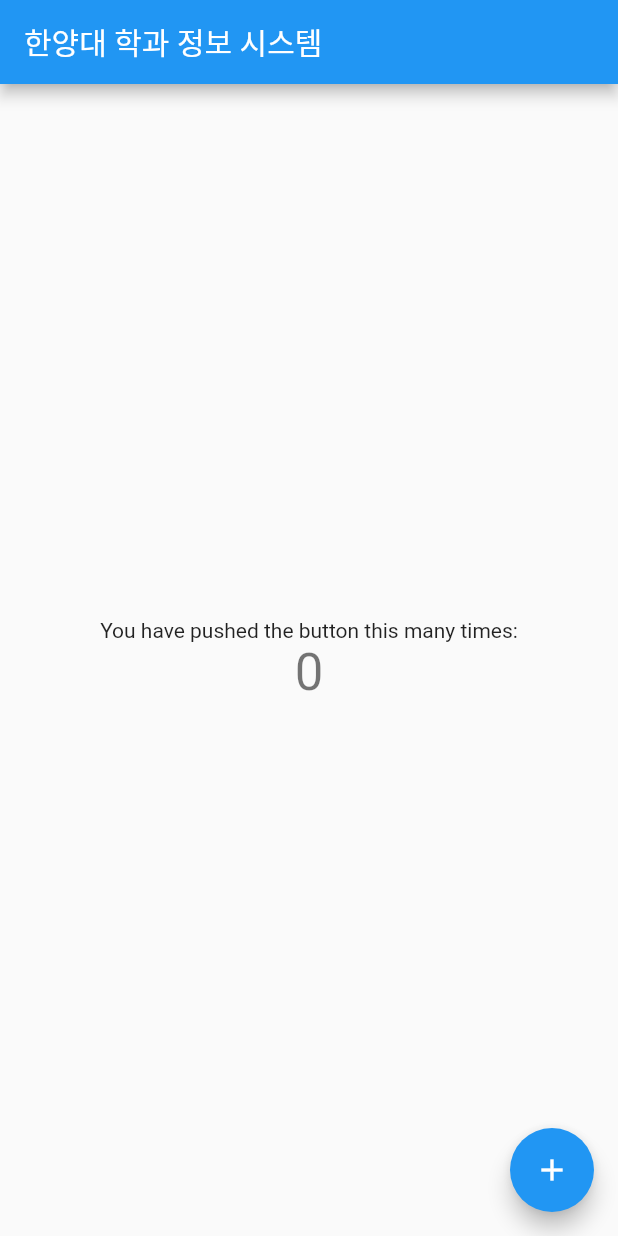
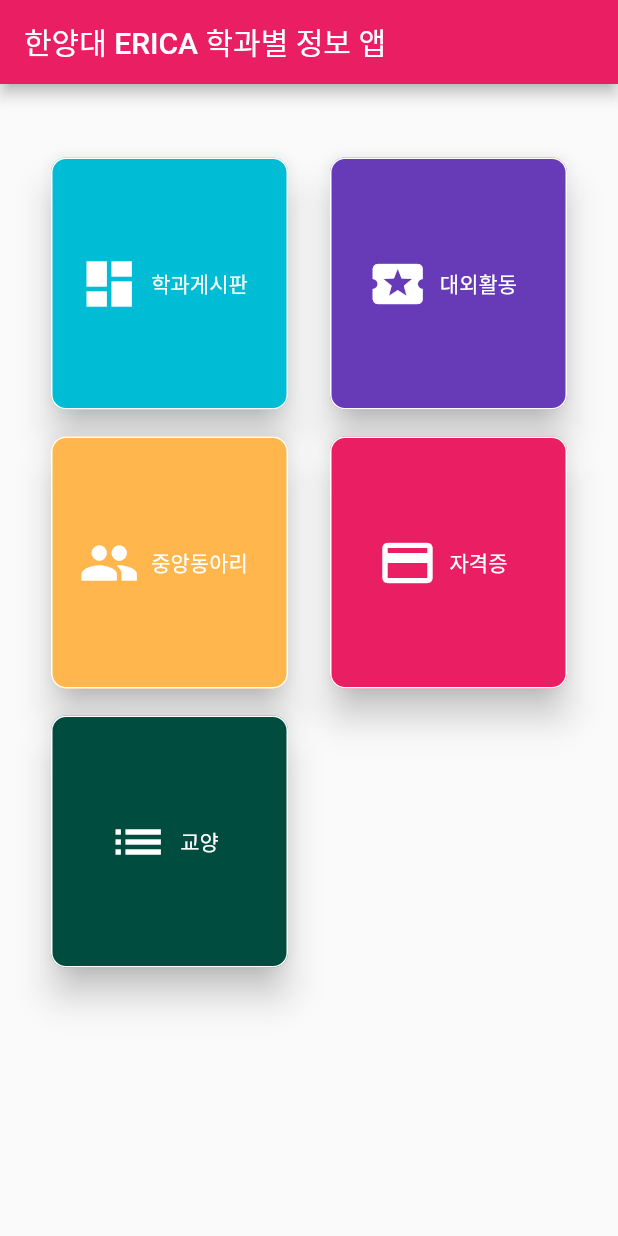
Before and after one commit to jil8885/flutter-hanyang-teaching, a Flutter app: the screen it shows after launch, on a phone screen of 412 x 824 dp. Run offline on Flutter 3.47's test engine with Material 2 defaults, Android fonts, the phone set to English and light mode, and no system bars; missing offline and left inert: flutter_full_pdf_viewer.

Commit message:
Add Model and some pages

```diff
--- a/lib/main.dart
+++ b/lib/main.dart
@@ -12,6 +12,7 @@ class MyApp extends StatelessWidget {
   Widget build(BuildContext context) {
     return MaterialApp(
       title: '한양대 학과 정보 시스템',
+      debugShowCheckedModeBanner: false,
       home: HomePage(title: '한양대 학과 정보 시스템',),
     );
   }
--- /dev/null
+++ b/lib/model/info.dart
@@ -0,0 +1,87 @@
+import 'package:flutter_hanyang_teaching/model/college.dart';
+import 'package:flutter_hanyang_teaching/model/major.dart';
+
+class InfoModel{
+  List<Map> getAllMajor() => _collegeInfo;
+
+  getMajorByCollege(String college){
+    var majorInCollege =_collegeInfo
+        .map((map) => College.fromJson(map))
+        .where((element) => element.college == college)
+        .map((element) => element.majors)
+        .expand((element) => element)
+        .map((e) => Major.fromJson(e))
+        .map((e) => e.name)
+        .toList();
+    return majorInCollege;
+  }
+
+
+  List<String> getColleges() => _collegeInfo
+      .map((e) => College.fromJson(e))
+      .map((item) => item.college)
+      .toList();
+
+  List _collegeInfo = [
+    {
+      "college": "소프트웨어융합대학",
+      "alias": "college_software",
+      "majors": [
+        {
+          "major": "소프트웨어학부"
+        },
+        {
+          "major": "ICT 융합학부"
+        }
+      ]
+    },
+    {
+      "college": "공학대학",
+      "alias": "college_engineering",
+      "majors": [
+        {
+          "major": "기계공학과"
+        },
+        {
+          "major": "로봇공학과"
+        },
+        {
+          "major": "산업경영공학과"
+        },
+        {
+          "major": "전자공학부"
+        },
+        {
+          "major": "재료화학공학과"
+        },
+        {
+          "major": "생명나노공학과"
+        },
+        {
+          "major": "건축학부"
+        },
+        {
+          "major": "건설환경플랜트공학과"
+        },
+        {
+          "major": "교통물류공학과"
+        },
+        {
+          "major": "국방정보공학과"
+        },
+      ]
+    },
+    {
+      "college": "언론정보대학",
+      "alias": "college_information",
+      "majors": [
+        {
+          "major": "정보사회미디어학과"
+        },
+        {
+          "major": "광고홍보학과"
+        },
+      ]
+    },
+  ];
+}
--- a/lib/page/homepage.dart
+++ b/lib/page/homepage.dart
@@ -1,4 +1,5 @@
 import 'package:flutter/material.dart';
+import 'package:flutter_hanyang_teaching/page/majorinfostart.dart';
 
 class HomePage extends StatefulWidget {
   HomePage({Key key, this.title}) : super(key: key);
@@ -10,63 +11,60 @@ class HomePage extends StatefulWidget {
 }
 
 class _HomePageState extends State<HomePage> {
-  int _counter = 0;
-
-  void _incrementCounter() {
-    setState(() {
-      _counter++;
-    });
-  }
 
   @override
   Widget build(BuildContext context) {
-    // This method is rerun every time setState is called, for instance as done
-    // by the _incrementCounter method above.
-    //
-    // The Flutter framework has been optimized to make rerunning build methods
-    // fast, so that you can just rebuild anything that needs updating rather
-    // than having to individually change instances of widgets.
     return Scaffold(
-      appBar: AppBar(
-        // Here we take the value from the HomePage object that was created by
-        // the App.build method, and use it to set our appbar title.
-        title: Text(widget.title),
+      appBar: AppBar(backgroundColor: Colors.pink,  title: Text("한양대 ERICA 학과별 정보 앱", textAlign: TextAlign.center,),),
+      body: Container(
+        margin: EdgeInsets.only(top: 40),
+        child: Padding(
+          padding: const EdgeInsets.only(left: 20, right: 20),
+          child: GridView.count(
+              crossAxisCount: 2,
+              children: [
+                createGridItem('학과게시판', Colors.cyan, Icons.dashboard, MajorInfoStart()),
+                createGridItem('대외활동', Colors.deepPurple, Icons.local_activity, MajorInfoStart()),
+                createGridItem('중앙동아리', Colors.orange[300], Icons.group, MajorInfoStart()),
+                createGridItem('자격증', Colors.pink, Icons.credit_card, MajorInfoStart()),
+                createGridItem('교양', Colors.teal[900], Icons.list, MajorInfoStart()),
+              ],
+          ),
+        )
       ),
-      body: Center(
-        // Center is a layout widget. It takes a single child and positions it
-        // in the middle of the parent.
-        child: Column(
-          // Column is also a layout widget. It takes a list of children and
-          // arranges them vertically. By default, it sizes itself to fit its
-          // children horizontally, and tries to be as tall as its parent.
-          //
-          // Invoke "debug painting" (press "p" in the console, choose the
-          // "Toggle Debug Paint" action from the Flutter Inspector in Android
-          // Studio, or the "Toggle Debug Paint" command in Visual Studio Code)
-          // to see the wireframe for each widget.
-          //
-          // Column has various properties to control how it sizes itself and
-          // how it positions its children. Here we use mainAxisAlignment to
-          // center the children vertically; the main axis here is the vertical
-          // axis because Columns are vertical (the cross axis would be
-          // horizontal).
-          mainAxisAlignment: MainAxisAlignment.center,
-          children: <Widget>[
-            Text(
-              'You have pushed the button this many times:',
-            ),
-            Text(
-              '$_counter',
-              style: Theme.of(context).textTheme.headline4,
-            ),
-          ],
-        ),
-      ),
-      floatingActionButton: FloatingActionButton(
-        onPressed: _incrementCounter,
-        tooltip: 'Increment',
-        child: Icon(Icons.add),
-      ), // This trailing comma makes auto-formatting nicer for build methods.
+
     );
   }
+
+  Widget createGridItem(String title, Color color, IconData icon, Widget page) {
+
+    return Builder(builder: (context){
+      return Padding(
+        padding: const EdgeInsets.symmetric(vertical: 5.0, horizontal: 10.0),
+        child: Card(
+          elevation: 10,
+          color: color,
+          shape: RoundedRectangleBorder(
+              borderRadius: BorderRadius.all(Radius.circular(10.0)),
+              side: BorderSide(color: Colors.white)
+          ),
+          child: InkWell(
+            onTap: (){Navigator.push(context, MaterialPageRoute(builder: (context) => page));},
+            child: Center(
+              child: Row(
+                mainAxisSize: MainAxisSize.min,
+                children: [
+                  Icon(icon, size: 40, color: Colors.white,),
+                  Padding(
+                    padding: const EdgeInsets.all(8.0),
+                    child: Text(title, style: TextStyle(color: Colors.white),),
+                  )
+                ],
+              ),
+            ),
+          ),
+        ),
+      );
+    },);
+  }
 }
```
Also changed, not shown: lib/model/college.dart (added, +16 -0 lines), lib/model/major.dart (added, +10 -0 lines), lib/page/majorinfo.dart (added, +73 -0 lines), lib/page/majorinfostart.dart (added, +110 -0 lines), lib/page/trackpdfpage.dart (added, +46 -0 lines), pubspec.yaml (+4 -5 lines), pubspec.lock.
